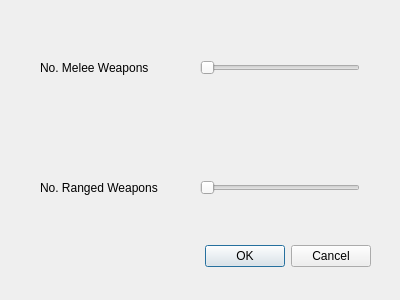
Qt form optionpage.ui (kkdlau/COMP2012H-OPERATION-H) before a commit.
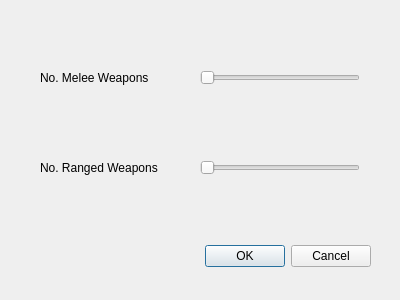
The same form after that commit.

```diff
--- a/optionpage.ui
+++ b/optionpage.ui
@@ -33,7 +33,7 @@
    <property name="geometry">
     <rect>
      <x>200</x>
-     <y>60</y>
+     <y>70</y>
      <width>160</width>
      <height>16</height>
     </rect>
@@ -49,7 +49,7 @@
    <property name="geometry">
     <rect>
      <x>200</x>
-     <y>180</y>
+     <y>160</y>
      <width>160</width>
      <height>16</height>
     </rect>
@@ -65,7 +65,7 @@
    <property name="geometry">
     <rect>
      <x>40</x>
-     <y>60</y>
+     <y>70</y>
      <width>151</width>
      <height>16</height>
     </rect>
@@ -78,7 +78,7 @@
    <property name="geometry">
     <rect>
      <x>40</x>
-     <y>180</y>
+     <y>160</y>
      <width>161</width>
      <height>16</height>
     </rect>
```
